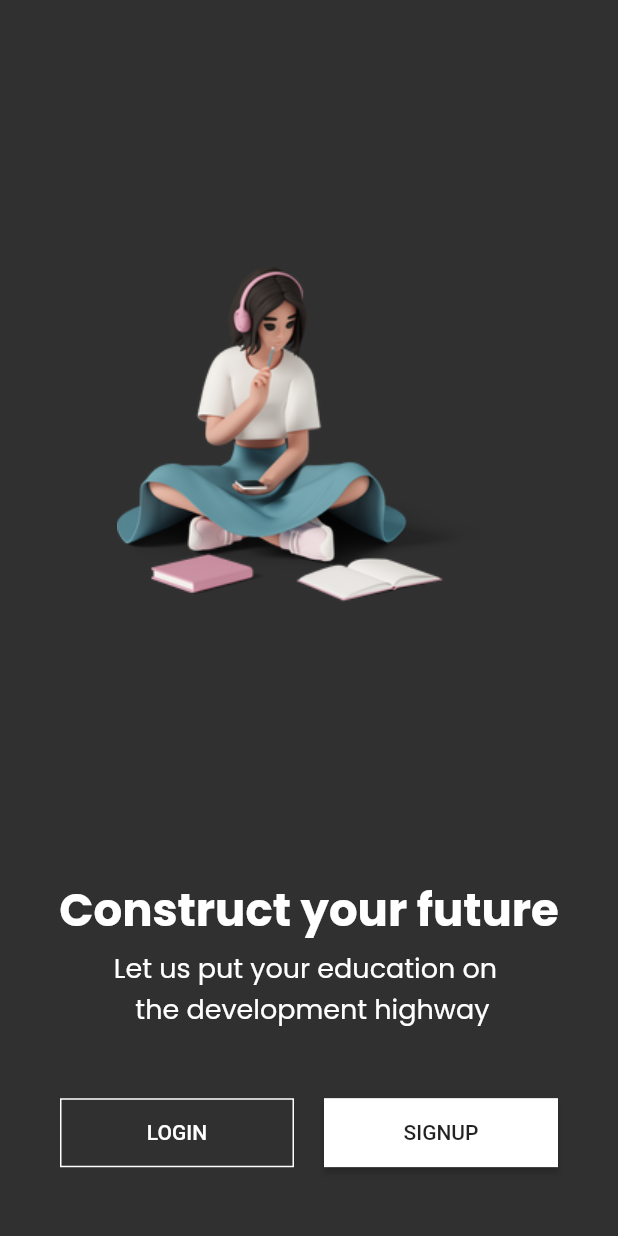
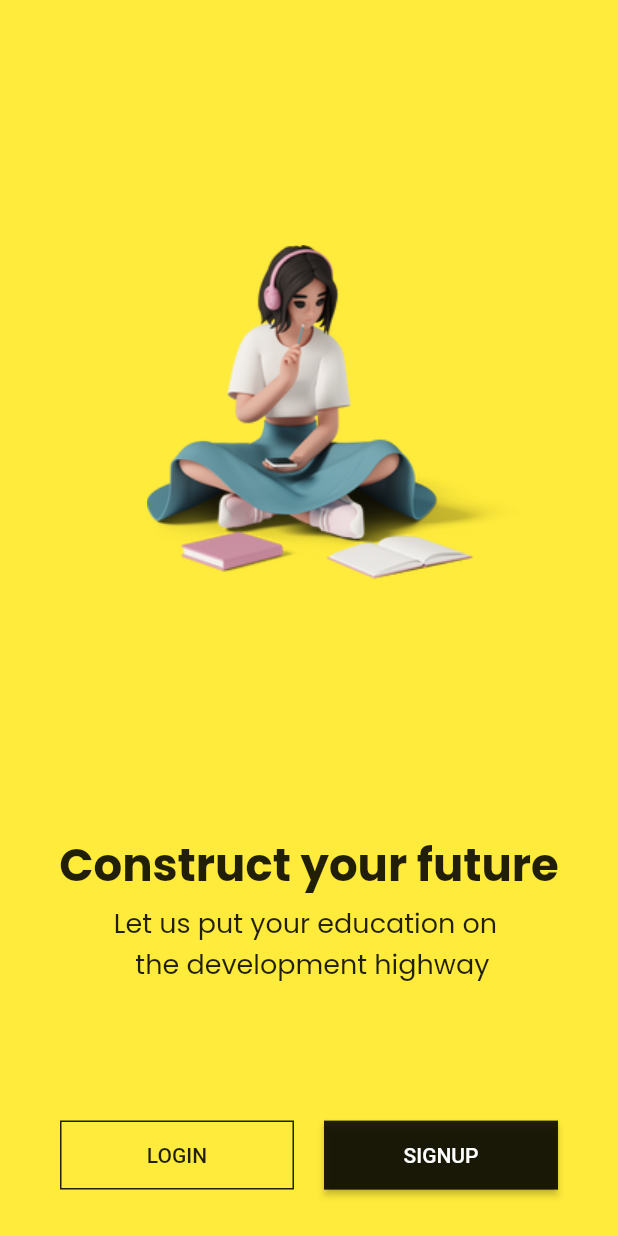
Before and after one commit to P-Asare/potential-login, a Flutter app: the screen it shows after launch, on a phone screen of 412 x 824 dp. Run offline on Flutter 3.47's test engine with Material 2 defaults, Android fonts, the phone set to English and light mode, and no system bars; our stand-ins replace google_fonts, liquid_swipe, smooth_page_indicator.

Commit message:
add final customization

```diff
--- a/lib/main.dart
+++ b/lib/main.dart
@@ -16,7 +16,7 @@ class MyApp extends StatelessWidget {
       debugShowCheckedModeBanner: false,
       theme: AppTheme.lightTheme,
       darkTheme: AppTheme.darkTheme,
-      themeMode: ThemeMode.dark,
+      themeMode: ThemeMode.system,
       home: const WelcomeScreen(),
     );
   }
--- a/lib/src/features/authentication/screens/welcome_screen/welcome_screen.dart
+++ b/lib/src/features/authentication/screens/welcome_screen/welcome_screen.dart
@@ -8,17 +8,24 @@ class WelcomeScreen extends StatelessWidget {
 
   @override
   Widget build(BuildContext context) {
-    final double screenHeight = MediaQuery.of(context).size.height;
+    var mediaQuery = MediaQuery.of(context);
+    final double screenHeight = mediaQuery.size.height;
+    var brightness = mediaQuery.platformBrightness;
+    final bool isDarkMode = brightness == Brightness.dark;
 
     return Scaffold(
+      backgroundColor: (isDarkMode) ? Colors.black87 : Colors.yellow,
       body: Container(
         child: Column(
           mainAxisAlignment: MainAxisAlignment.spaceEvenly,
           crossAxisAlignment: CrossAxisAlignment.center,
           children: [
-            Image(
-              image: const AssetImage(welcomeImage),
-              height: screenHeight * 0.6,
+            Padding(
+              padding: const EdgeInsets.only(left: 40),
+              child: Image(
+                image: const AssetImage(welcomeImage),
+                height: screenHeight * 0.6,
+              ),
             ),
             Column(
               children: [
@@ -38,6 +45,9 @@ class WelcomeScreen extends StatelessWidget {
                 ),
               ],
             ),
+            const SizedBox(
+              height: 30,
+            ),
             Padding(
               padding: const EdgeInsets.only(
                 left: 40,
@@ -48,16 +58,6 @@ class WelcomeScreen extends StatelessWidget {
                   Expanded(
                     child: OutlinedButton(
                       onPressed: () {},
-                      // style: OutlinedButton.styleFrom(
-                      //   shape: const RoundedRectangleBorder(),
-                      //   foregroundColor: Colors.black87,
-                      //   side: const BorderSide(
-                      //     color: Colors.black87,
-                      //   ),
-                      //   padding: const EdgeInsets.symmetric(
-                      //     vertical: 15,
-                      //   ),
-                      // ),
                       child: const Text(loginString),
                     ),
                   ),
@@ -66,14 +66,6 @@ class WelcomeScreen extends StatelessWidget {
                   ),
                   Expanded(
                     child: ElevatedButton(
-                      // style: OutlinedButton.styleFrom(
-                      //   shape: const RoundedRectangleBorder(),
-                      //   foregroundColor: Colors.white,
-                      //   backgroundColor: Colors.black87,
-                      //   padding: const EdgeInsets.symmetric(
-                      //     vertical: 15,
-                      //   ),
-                      // ),
                       onPressed: () {},
                       child: const Text(signUpString),
                     ),
```
